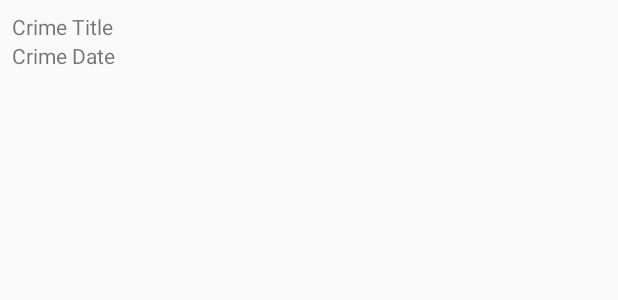
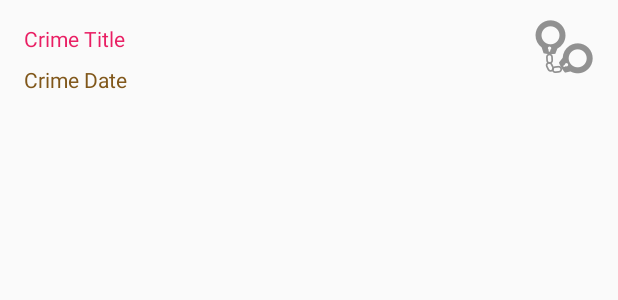
Before and after one commit to asadhameed/androidApplication, an Android app: the layout list_item_crime.xml on its own in the app's theme, with its tools: preview values and no code run, on a phone screen of 412 x 824 dp. Shown: the top 300 px of the screen. Run offline under Robolectric (Android 15) with nearby library versions, the phone set to English and light mode, and no system bars.

Commit message:
chapter 9 and challegen done

```diff
--- a/app/src/main/java/com/androidbook/crimicalintent/CrimeListFragment.java
+++ b/app/src/main/java/com/androidbook/crimicalintent/CrimeListFragment.java
@@ -5,6 +5,7 @@ import android.view.LayoutInflater;
 import android.view.View;
 import android.view.ViewGroup;
 import android.widget.Button;
+import android.widget.ImageView;
 import android.widget.TextView;
 import android.widget.Toast;
 
@@ -14,6 +15,7 @@ import androidx.fragment.app.Fragment;
 import androidx.recyclerview.widget.LinearLayoutManager;
 import androidx.recyclerview.widget.RecyclerView;
 
+import java.text.DateFormat;
 import java.util.List;
 
 public class CrimeListFragment extends Fragment {
@@ -25,6 +27,7 @@ public class CrimeListFragment extends Fragment {
         private TextView mTitleTextView;
         private TextView mDateTextView;
         private Crime mCrime;
+        private ImageView imageView;
 
         @Override
         public void onClick(View v) {
@@ -36,7 +39,10 @@ public class CrimeListFragment extends Fragment {
         public void bind(Crime crime) {
             mCrime = crime;
             mTitleTextView.setText(crime.getmTitle());
-            mDateTextView.setText(crime.getmDate().toString());
+            DateFormat df = DateFormat.getDateInstance(DateFormat.FULL);
+            mDateTextView.setText(  df.format(crime.getmDate()));
+            if(!crime.ismRequiresPolice())
+            imageView.setVisibility(crime.ismSolved()? View.VISIBLE: View.GONE);
         }
 
 
@@ -45,6 +51,7 @@ public class CrimeListFragment extends Fragment {
             itemView.setOnClickListener(this);
             mTitleTextView = itemView.findViewById(R.id.crime_title_show);
             mDateTextView = itemView.findViewById(R.id.crime_data_show);
+            imageView=itemView.findViewById(R.id.imageView);
         }
     }
 
--- a/app/src/main/res/layout/list_item_crime.xml
+++ b/app/src/main/res/layout/list_item_crime.xml
@@ -1,18 +1,49 @@
 <?xml version="1.0" encoding="utf-8"?>
-<LinearLayout xmlns:android="http://schemas.android.com/apk/res/android"
+<androidx.constraintlayout.widget.ConstraintLayout xmlns:android="http://schemas.android.com/apk/res/android"
+    xmlns:app="http://schemas.android.com/apk/res-auto"
+    xmlns:tools="http://schemas.android.com/tools"
+    android:id="@+id/linearLayout"
     android:layout_width="match_parent"
-    android:layout_height="wrap_content"
-    android:orientation="vertical" android:padding="8dp">
+    android:layout_height="wrap_content">
+
+    <ImageView
+        android:id="@+id/imageView"
+        android:layout_width="wrap_content"
+        android:layout_height="wrap_content"
+        android:layout_marginEnd="16dp"
+        app:layout_constraintBottom_toBottomOf="parent"
+        app:layout_constraintEnd_toEndOf="parent"
+        app:layout_constraintRight_toRightOf="parent"
+        app:layout_constraintTop_toTopOf="parent"
+        app:srcCompat="@drawable/ic_solved" />
+
+    <TextView
+
+        android:id="@+id/crime_data_show"
+        android:layout_width="0dp"
+        android:layout_height="wrap_content"
+        android:layout_marginStart="16dp"
+        android:layout_marginTop="8dp"
+        android:layout_marginEnd="8dp"
+        android:text="Crime Date"
+        android:textColor="#80571A"
+        app:layout_constraintEnd_toEndOf="parent"
+        app:layout_constraintStart_toStartOf="parent"
+        app:layout_constraintTop_toBottomOf="@+id/crime_title_show" />
+
     <TextView
         android:id="@+id/crime_title_show"
-        android:layout_width="wrap_content"
+        android:layout_width="0dp"
         android:layout_height="wrap_content"
-        android:text="Crime Title" />
-    <TextView
+        android:layout_marginStart="16dp"
+        android:layout_marginTop="16dp"
+        android:layout_marginEnd="8dp"
+        android:text="Crime Title"
+        android:textColor="#E91E63"
+        app:layout_constraintEnd_toStartOf="@+id/imageView"
+        app:layout_constraintHorizontal_bias="0.56"
+        app:layout_constraintStart_toStartOf="parent"
+        app:layout_constraintTop_toTopOf="parent" />
 
-        android:layout_width="wrap_content"
-        android:layout_height="wrap_content"
-        android:id="@+id/crime_data_show"
-        android:text="Crime Date" />
 
-</LinearLayout>
+</androidx.constraintlayout.widget.ConstraintLayout>
```
Also changed, not shown: app/src/main/res/drawable-hdpi/ic_solved.png (added).
